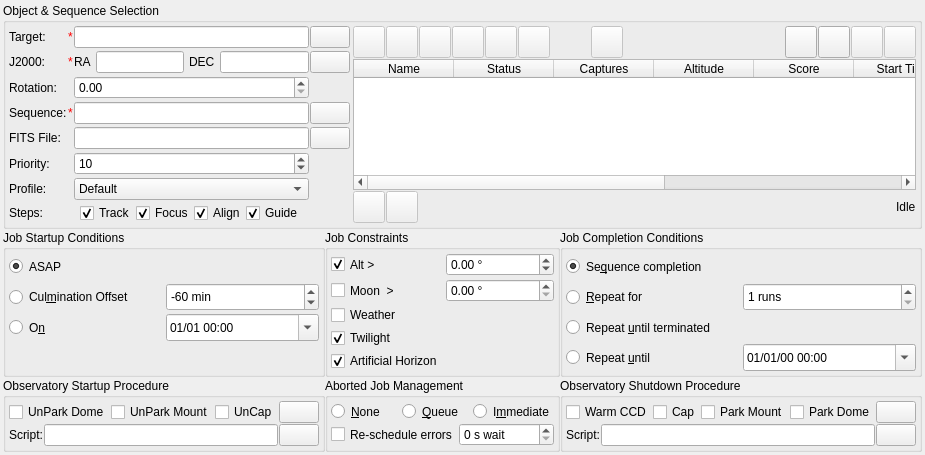
This is kstars/ekos/scheduler/scheduler.ui in KDE/kstars as Qt 5 draws it before an edit. The edited form follows.
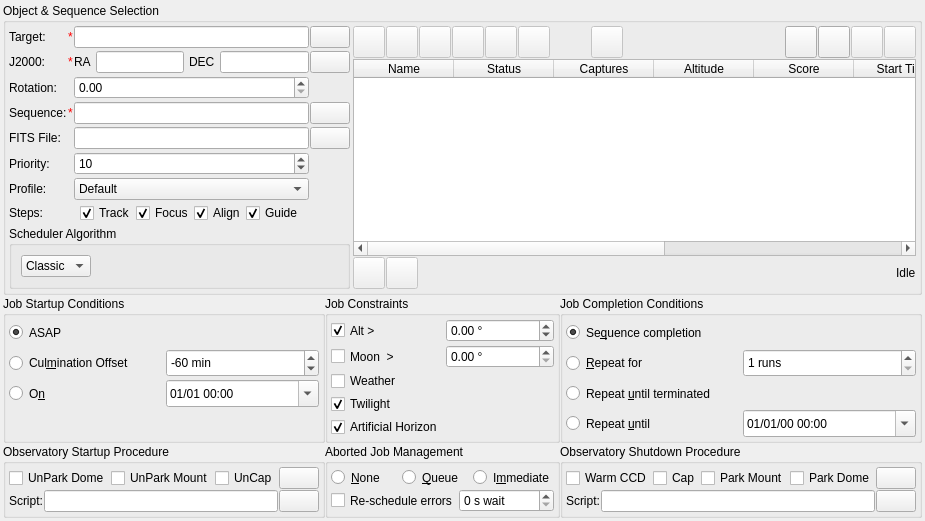
This is the edited form. Icons and pictures are not drawn. Custom widgets are drawn as their Qt base class.

Commit message: New Greedy Algorithm for Scheduler

What changed in the file:
```diff
--- a/kstars/ekos/scheduler/scheduler.ui
+++ b/kstars/ekos/scheduler/scheduler.ui
@@ -653,12 +653,60 @@
           </property>
           <property name="sizeHint" stdset="0">
            <size>
-            <width>20</width>
-            <height>40</height>
+            <width>0</width>
+            <height>0</height>
            </size>
           </property>
          </spacer>
         </item>
+        <item>
+         <widget class="QGroupBox" name="AlgorithmGroup">
+          <property name="title">
+           <string>Scheduler Algorithm</string>
+          </property>
+          <layout class="QHBoxLayout" name="horizontalLayout_alg">
+           <item>
+            <widget class="QComboBox" name="schedulerAlgorithmCombo">
+             <property name="sizePolicy">
+              <sizepolicy hsizetype="Preferred" vsizetype="Preferred">
+               <horstretch>0</horstretch>
+               <verstretch>0</verstretch>
+              </sizepolicy>
+             </property>
+             <property name="toolTip">
+              <string>&lt;html&gt;&lt;head/&gt;&lt;body&gt;&lt;p&gt;Select schduler algorithm:&lt;/p&gt;&lt;ul style=&quot;margin-top: 0px; margin-bottom: 0px; margin-left: 0px; margin-right: 0px; -qt-list-indent: 1;&quot;&gt;&lt;li style=&quot; margin-top:12px; margin-bottom:0px; margin-left:0px; margin-right:0px; -qt-block-indent:0; text-indent:0px;&quot;&gt;&lt;span style=&quot; font-weight:600;&quot;&gt;Classic&lt;/span&gt;: The traditional Ekos scheduler algorithm. PLEASE FILL IN DETAILS&lt;/li&gt;&lt;li style=&quot; margin-top:0px; margin-bottom:0px; margin-left:0px; margin-right:0px; -qt-block-indent:0; text-indent:0px;&quot;&gt;&lt;span style=&quot; font-weight:600;&quot;&gt;Greedy&lt;/span&gt;: Will always attempt to run a job. Picks the highest priority job (priority == higher up on the job list) that can run according to its constraints, and is not complete. Will interrupt running jobs if a higher priority job can run. However, it will not start a job if will only run for 30 minutes or less before being interrupted by another job.&lt;/li&gt;&lt;/ul&gt;&lt;/body&gt;&lt;/html&gt;</string>
+             </property>
+             <item>
+              <property name="text">
+               <string>Classic</string>
+              </property>
+             </item>
+             <item>
+              <property name="text">
+               <string>Greedy</string>
+              </property>
+             </item>
+            </widget>
+           </item>
+           <item>
+            <spacer name="horizontalSpacer_alg">
+             <property name="orientation">
+              <enum>Qt::Horizontal</enum>
+             </property>
+             <property name="sizeType">
+              <enum>QSizePolicy::MinimumExpanding</enum>
+             </property>
+             <property name="sizeHint" stdset="0">
+              <size>
+               <width>50</width>
+               <height>0</height>
+              </size>
+             </property>
+            </spacer>
+           </item>
+          </layout>
+         </widget>
+        </item>
        </layout>
       </item>
       <item>
@@ -1571,7 +1619,7 @@
          <number>3</number>
         </property>
         <item>
-         <layout class="QGridLayout" name="gridLayout_5" rowstretch="1,1,1,1">
+         <layout class="QGridLayout" name="gridLayout_5" rowstretch="1,1,1,1,0">
           <property name="spacing">
            <number>3</number>
           </property>
```
Left out of the diff: 42 changed lines with no effect on the pictures. The commit also changes 17 other files.
